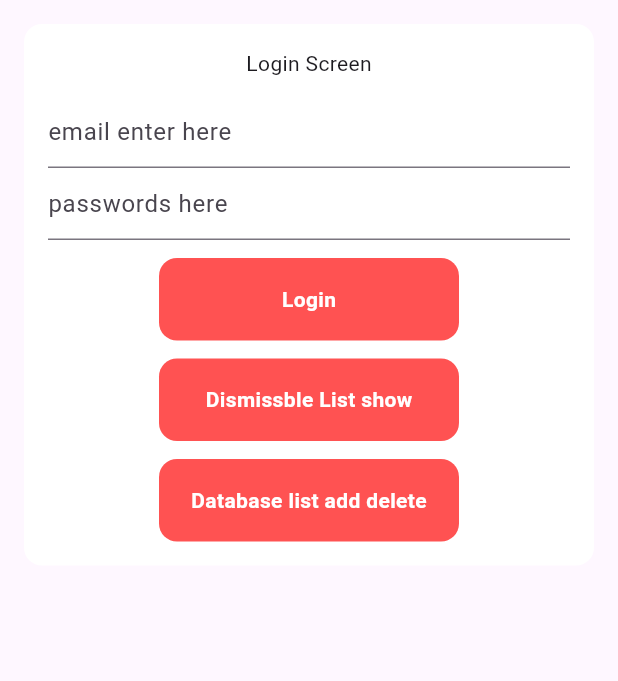
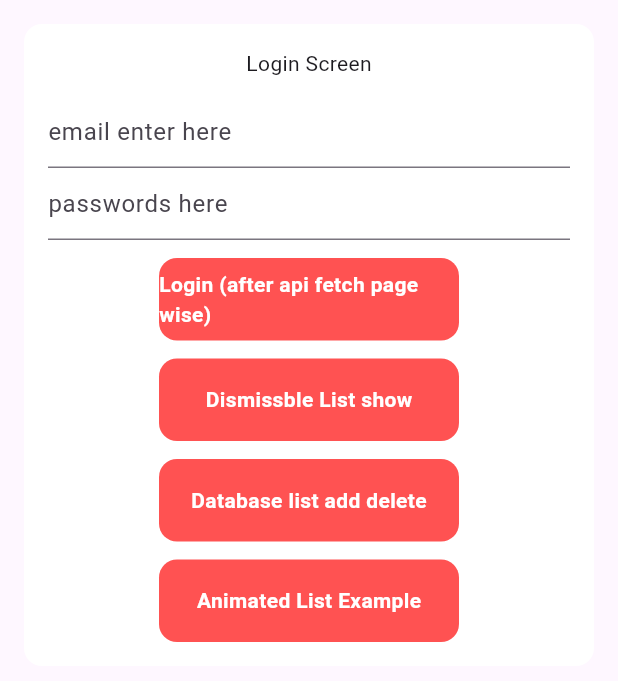
Before and after one commit to salonishrivastava/login_list_pagination, a Flutter app: the screen it shows after launch, on a phone screen of 412 x 824 dp. Shown: the top 681 px of the screen. Run offline on Flutter 3.47's test engine with Material 3 defaults, Android fonts, the phone set to English and light mode, and no system bars; our stand-ins replace flutter_bloc, sqflite; accounts and stored records are empty.

Commit message:
animatedList

```diff
--- a/lib/list_data/bloc/list_bloc.dart
+++ b/lib/list_data/bloc/list_bloc.dart
@@ -4,8 +4,8 @@ import 'package:flutter_bloc/flutter_bloc.dart';
 import 'package:loginapi/list_data/bloc/list_event.dart';
 import 'package:loginapi/list_data/bloc/list_state.dart';
 import 'package:http/http.dart' as http;
+import '../model.dart';
 
-import '../model.dart';
 class ListBloc extends Bloc<ListEvent,ListState>{
   int page = 1;
   final int limit = 10;
--- a/lib/login/login.dart
+++ b/lib/login/login.dart
@@ -7,6 +7,7 @@ import 'package:loginapi/login/bloc/login_event.dart';
 import 'package:loginapi/login/bloc/login_state.dart';
 
 import '../dismissble_list_view/dissmissble_onleftswipe_list.dart';
+import '../random_color_list.dart';
 import 'bloc/login_bloc.dart';
 
 class LoginPage extends StatefulWidget {
@@ -75,7 +76,8 @@ class _LoginPageState extends State<LoginPage> {
                         },
                         child: Container(width: 200,height: 55,
                         alignment: Alignment.center,
-                        child: Text("Login",
+                        child: Text("Login (after api fetch page wise"
+                            ")",
                           style: TextStyle(color: Colors.white,
                               fontSize: 14,
                               fontWeight:FontWeight.w600),),
@@ -127,6 +129,27 @@ class _LoginPageState extends State<LoginPage> {
                         decoration: BoxDecoration(
                             borderRadius: BorderRadius.circular(12),
                             color: Colors.redAccent),),
+                    ),
+
+                    SizedBox(height: 12,),
+                    InkResponse(onTap: () {
+
+                      Navigator.push(context,
+                          MaterialPageRoute(builder: (context) {
+                            return const AnimatedListExample() ;
+                          },));
+
+
+                    },
+                      child: Container(width: 200,height: 55,
+                        alignment: Alignment.center,
+                        child: Text("Animated List Example",
+                          style: TextStyle(color: Colors.white,
+                              fontSize: 14,
+                              fontWeight:FontWeight.w600),),
+                        decoration: BoxDecoration(
+                            borderRadius: BorderRadius.circular(12),
+                            color: Colors.redAccent),),
                     )
 
               ],)
```
Also changed, not shown: lib/main.dart (+1 -15 lines), lib/random_color_list.dart (added, +89 -0 lines), 1 other file.
